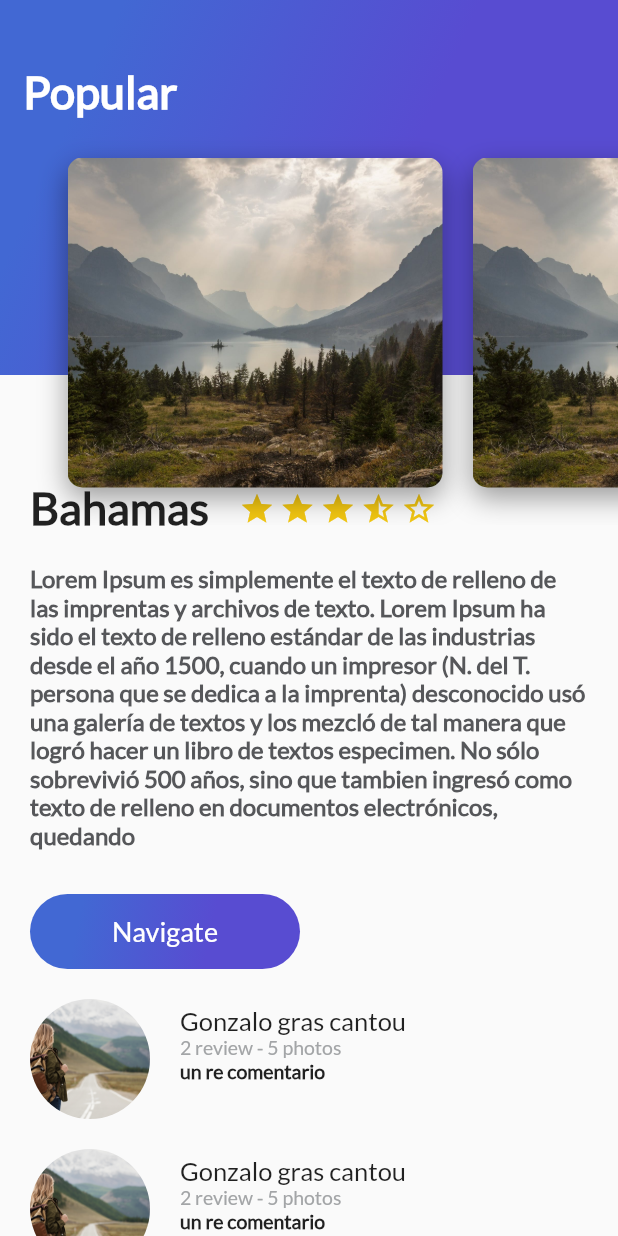
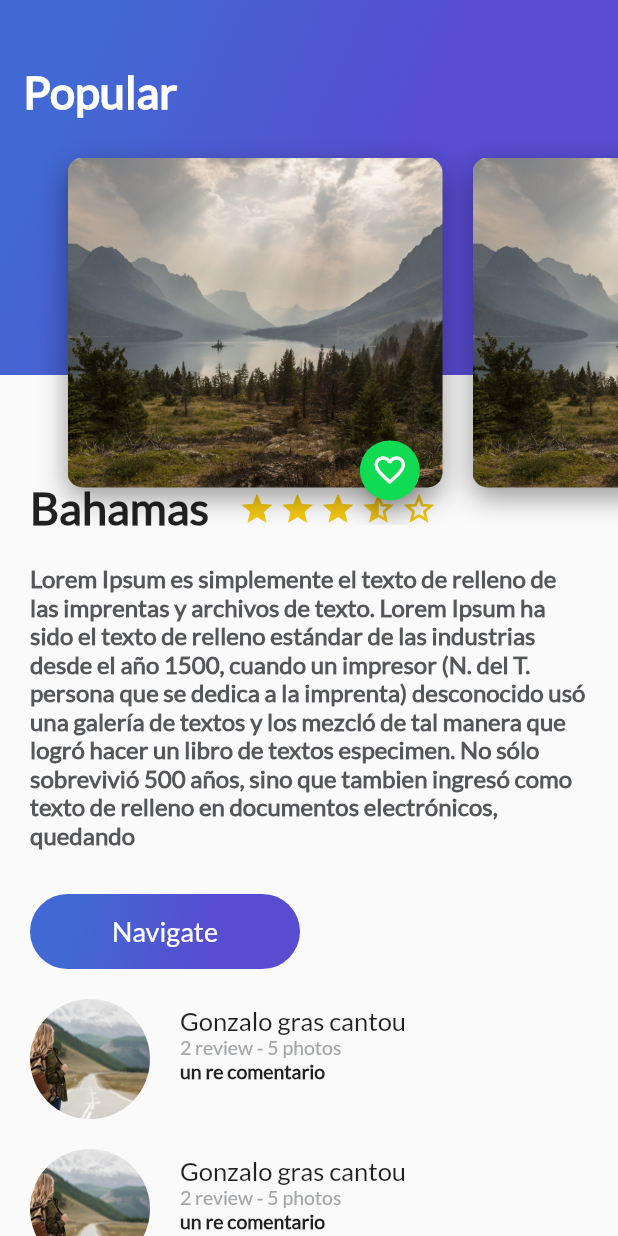
Before and after one commit to Guusy/trips_flutter, a Flutter app: the screen it shows after launch, on a phone screen of 412 x 824 dp. Run offline on Flutter 3.47's test engine with Material 2 defaults, Android fonts, the phone set to English and light mode, and no system bars.

Commit message:
Add fav icon in card image

```diff
--- a/lib/card_image.dart
+++ b/lib/card_image.dart
@@ -1,4 +1,5 @@
 import 'package:flutter/material.dart';
+import 'floating_action_button_green.dart';
 
 class CardImage extends StatelessWidget {
   String pathImage = "assets/img/landscape.jpeg";
@@ -23,6 +24,9 @@ class CardImage extends StatelessWidget {
                 offset: Offset(0.0, 7.0))
           ]),
     );
-    return card;
+    return Stack(
+      alignment: Alignment(0.9, 1.1),
+      children: <Widget>[card, FloatingActionButtonGreen()],
+    );
   }
 }
--- /dev/null
+++ b/lib/floating_action_button_green.dart
@@ -0,0 +1,37 @@
+import 'package:flutter/material.dart';
+
+class FloatingActionButtonGreen extends StatefulWidget {
+  @override
+  State<StatefulWidget> createState() {
+    return _FloatingActionButtonGreen();
+  }
+}
+
+class _FloatingActionButtonGreen extends State<FloatingActionButtonGreen> {
+  bool fav = false;
+
+  void onPressedFav() {
+    String message = "Agregaste a tus favoritos";
+    setState(() {
+      fav = !fav;
+    });
+    if (!fav) {
+      message = "Lo sacaste de tus favoritos";
+    }
+    Scaffold.of(context).showSnackBar(SnackBar(
+      content: Text(message),
+    ));
+  }
+
+  @override
+  Widget build(BuildContext context) {
+    IconData currentIcon = (fav) ? Icons.favorite : Icons.favorite_border;
+    return FloatingActionButton(
+      backgroundColor: Color(0xFF11DA53),
+      mini: true,
+      tooltip: "Fav",
+      onPressed: onPressedFav,
+      child: Icon(currentIcon),
+    );
+  }
+}
```
